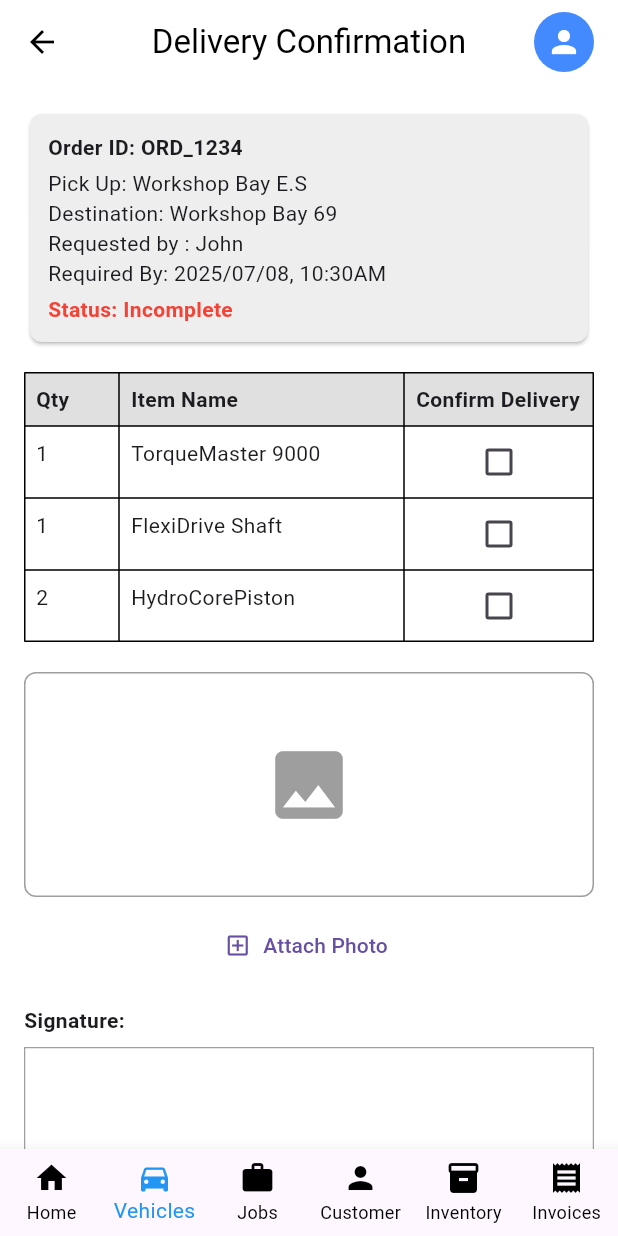
After one commit to MyPleasure438/MobileAppDevelopmentProject, a Flutter app: the screen it shows after launch, item 2 of the bottom bar chosen, on a phone screen of 412 x 824 dp. The commit adds this screen. Run offline on Flutter 3.47's test engine with Material 3 defaults, Android fonts, the phone set to English and light mode, and no system bars; drawn by our look-alikes of signature; our stand-ins replace cloud_firestore, firebase_auth, firebase_core, image_picker; missing offline and left inert: firebase_ui_auth; accounts and stored records are empty; generated files the repository leaves out were written again.

Commit message:
taskbar and delivery confirmation page

```diff
--- a/lib/home.dart
+++ b/lib/home.dart
@@ -71,7 +71,7 @@ class _UserWidgetState extends State<UserWidget> {
   void initState() {
     super.initState();
     // TODO - Get the c
-    //  urrent user
+    //  current user
     _firestoreInstance = FirebaseFirestore.instance;
     var user = FirebaseAuth.instance.currentUser;
     if (user != null) {
--- a/lib/main.dart
+++ b/lib/main.dart
@@ -1,8 +1,10 @@
 import 'package:flutter/material.dart';
 import 'package:firebase_core/firebase_core.dart';
+import 'package:practical_assignment_project/taskbar.dart';
 import 'firebase_options.dart';
 
 // Import your pages barrel file
+import 'widgets/widgets.dart';
 import 'pages/pages.dart';
 
 void main() async {
@@ -25,7 +27,7 @@ class MainApp extends StatelessWidget {
       theme: ThemeData(
         primarySwatch: Colors.blue,
       ),
-      home: MyFirstPage(), // Start at your login page
+      home: const Taskbar(), // Start at your login page
     );
   }
 }
--- /dev/null
+++ b/lib/pages/delivery_confirmation.dart
@@ -0,0 +1,250 @@
+import 'dart:io';
+import 'package:flutter/material.dart';
+import 'package:image_picker/image_picker.dart';
+import 'package:signature/signature.dart';
+
+class DeliveryApp extends StatelessWidget {
+  const DeliveryApp({super.key});
+
+  @override
+  Widget build(BuildContext context) {
+    return MaterialApp(
+      debugShowCheckedModeBanner: false,
+      home: const DeliveryConfirmationScreen(),
+    );
+  }
+}
+
+class DeliveryConfirmationScreen extends StatefulWidget {
+  const DeliveryConfirmationScreen({super.key});
+
+  @override
+  State<DeliveryConfirmationScreen> createState() => _DeliveryConfirmationScreenState();
+}
+
+class _DeliveryConfirmationScreenState extends State<DeliveryConfirmationScreen> {
+  // checkboxes
+  bool torqueMaster = false;
+  bool flexiDrive = false;
+  bool hydroCore = false;
+
+  // image file
+  File? _attachedImage;
+  final ImagePicker _picker = ImagePicker();
+
+  // signature controller
+  final SignatureController _signatureController = SignatureController(
+    penStrokeWidth: 3,
+    penColor: Colors.black,
+    exportBackgroundColor: Colors.white,
+  );
+
+  Future<void> _pickImage() async {
+    final XFile? pickedFile =
+    await _picker.pickImage(source: ImageSource.gallery); // or ImageSource.camera
+
+    if (pickedFile != null) {
+      setState(() {
+        _attachedImage = File(pickedFile.path);
+      });
+    }
+  }
+
+  Future<void> _submitDelivery() async {
+    // Example: Export signature as PNG
+    final signature = await _signatureController.toPngBytes();
+
+    // You can now send:
+    // - signature (PNG bytes)
+    // - _attachedImage (File)
+    // - checkbox states
+    // to your backend or local storage
+
+    ScaffoldMessenger.of(context).showSnackBar(
+      const SnackBar(content: Text("Delivery confirmed! (Signature & image captured)")),
+    );
+  }
+
+  @override
+  void dispose() {
+    _signatureController.dispose();
+    super.dispose();
+  }
+
+  @override
+  Widget build(BuildContext context) {
+    return Scaffold(
+      backgroundColor: Colors.white,
+      appBar: AppBar(
+        leading: IconButton(
+          icon: const Icon(Icons.arrow_back, color: Colors.black),
+          onPressed: () {
+            Navigator.pop(context); // Go back to previous screen
+          },
+        ),
+        backgroundColor: Colors.white,
+        elevation: 0,
+        title: const Text(
+          "Delivery Confirmation",
+          style: TextStyle(color: Colors.black),
+        ),
+        centerTitle: true,
+        actions: const [
+          Padding(
+            padding: EdgeInsets.only(right: 16),
+            child: CircleAvatar(
+              backgroundColor: Colors.blueAccent,
+              child: Icon(Icons.person, color: Colors.white),
+            ),
+          )
+        ],
+      ),
+      body: SingleChildScrollView(
+        padding: const EdgeInsets.all(16),
+        child: Column(
+          crossAxisAlignment: CrossAxisAlignment.stretch,
+          children: [
+            // Order details card
+            Card(
+              color: Colors.grey[200],
+              shape: RoundedRectangleBorder(borderRadius: BorderRadius.circular(8)),
+              child: Padding(
+                padding: const EdgeInsets.all(12.0),
+                child: Column(
+                  crossAxisAlignment: CrossAxisAlignment.start,
+                  children: const [
+                    Text("Order ID: ORD_1234", style: TextStyle(fontWeight: FontWeight.bold)),
+                    SizedBox(height: 4),
+                    Text("Pick Up: Workshop Bay E.S"),
+                    Text("Destination: Workshop Bay 69"),
+                    Text("Requested by : John"),
+                    Text("Required By: 2025/07/08, 10:30AM"),
+                    SizedBox(height: 4),
+                    Text("Status: Incomplete",
+                        style: TextStyle(color: Colors.red, fontWeight: FontWeight.bold)),
+                  ],
+                ),
+              ),
+            ),
+            const SizedBox(height: 16),
+
+            // Item Table
+            Table(
+              border: TableBorder.all(color: Colors.black),
+              columnWidths: const {
+                0: FlexColumnWidth(1),
+                1: FlexColumnWidth(3),
+                2: FlexColumnWidth(2),
+              },
+              children: [
+                // header row
+                TableRow(
+                  decoration: BoxDecoration(color: Colors.grey[300]),
+                  children: const [
+                    Padding(padding: EdgeInsets.all(8), child: Text("Qty", style: TextStyle(fontWeight: FontWeight.bold))),
+                    Padding(padding: EdgeInsets.all(8), child: Text("Item Name", style: TextStyle(fontWeight: FontWeight.bold))),
+                    Padding(padding: EdgeInsets.all(8), child: Text("Confirm Delivery", style: TextStyle(fontWeight: FontWeight.bold))),
+                  ],
+                ),
+                // item rows
+                TableRow(
+                  children: [
+                    const Padding(padding: EdgeInsets.all(8), child: Text("1")),
+                    const Padding(padding: EdgeInsets.all(8), child: Text("TorqueMaster 9000")),
+                    Checkbox(
+                      value: torqueMaster,
+                      onChanged: (val) => setState(() => torqueMaster = val ?? false),
+                    ),
+                  ],
+                ),
+                TableRow(
+                  children: [
+                    const Padding(padding: EdgeInsets.all(8), child: Text("1")),
+                    const Padding(padding: EdgeInsets.all(8), child: Text("FlexiDrive Shaft")),
+                    Checkbox(
+                      value: flexiDrive,
+                      onChanged: (val) => setState(() => flexiDrive = val ?? false),
+                    ),
+                  ],
+                ),
+                TableRow(
+                  children: [
+                    const Padding(padding: EdgeInsets.all(8), child: Text("2")),
+                    const Padding(padding: EdgeInsets.all(8), child: Text("HydroCorePiston")),
+                    Checkbox(
+                      value: hydroCore,
+                      onChanged: (val) => setState(() => hydroCore = val ?? false),
+                    ),
+                  ],
+                ),
+              ],
+            ),
+            const SizedBox(height: 20),
+
+            // Photo placeholder (shows selected image if available)
+            Container(
+              height: 150,
+              decoration: BoxDecoration(
+                border: Border.all(color: Colors.grey),
+                borderRadius: BorderRadius.circular(8),
+              ),
+              child: _attachedImage == null
+                  ? const Center(
+                child: Icon(Icons.image, size: 60, color: Colors.grey),
+              )
+                  : Image.file(_attachedImage!, fit: BoxFit.cover),
+            ),
+            const SizedBox(height: 8),
+
+            // Attach photo
+            TextButton.icon(
+              onPressed: _pickImage,
+              icon: const Icon(Icons.add_box_outlined),
+              label: const Text("Attach Photo"),
+            ),
+            const SizedBox(height: 16),
+
+            // Signature pad
+            Column(
+              crossAxisAlignment: CrossAxisAlignment.start,
+              children: [
+                const Text("Signature:", style: TextStyle(fontWeight: FontWeight.bold)),
+                const SizedBox(height: 8),
+                Container(
+                  height: 150,
+                  decoration: BoxDecoration(
+                    border: Border.all(color: Colors.grey),
+                  ),
+                  child: Signature(
+                    controller: _signatureController,
+                    backgroundColor: Colors.white,
+                  ),
+                ),
+                Row(
+                  mainAxisAlignment: MainAxisAlignment.end,
+                  children: [
+                    TextButton(
+                      onPressed: () => _signatureController.clear(),
+                      child: const Text("Clear Signature"),
+                    ),
+                  ],
+                ),
+              ],
+            ),
+            const SizedBox(height: 20),
+
+            // Confirm button
+            ElevatedButton(
+              style: ElevatedButton.styleFrom(
+                backgroundColor: Colors.orange,
+                padding: const EdgeInsets.symmetric(vertical: 14),
+              ),
+              onPressed: _submitDelivery,
+              child: const Text("Confirm Delivery", style: TextStyle(color: Colors.white, fontSize: 16)),
+            ),
+          ],
+        ),
+      ),
+    );
+  }
+}
--- a/lib/pages/pages.dart
+++ b/lib/pages/pages.dart
@@ -1,2 +1,3 @@
 export 'login_page.dart';
 export 'schedule_page.dart';
+export 'delivery_confirmation.dart';
--- a/lib/pages/schedule_page.dart
+++ b/lib/pages/schedule_page.dart
@@ -2,7 +2,7 @@ import 'package:flutter/material.dart';
 import '../widgets/widgets.dart';
 
 class SecondPage extends StatelessWidget {
-  SecondPage({super.key});
+  const SecondPage({super.key});
 
   @override
   Widget build(BuildContext context) {
--- /dev/null
+++ b/lib/taskbar.dart
@@ -0,0 +1,44 @@
+import 'package:flutter/material.dart';
+import 'pages/pages.dart';
+
+class Taskbar extends StatefulWidget {
+  const Taskbar({super.key});
+
+  @override
+  State<Taskbar> createState() => _TaskbarState();
+}
+
+class _TaskbarState extends State<Taskbar> {
+  int _currentIndex = 0;
+
+  // 🔹 Put your pages here
+  final List<Widget> _pages = const [
+    SecondPage(), // ✅ your delivery schedule view
+    //
+    DeliveryConfirmationScreen()
+  ];
+
+  @override
+  Widget build(BuildContext context) {
+    return Scaffold(
+      body: _pages[_currentIndex],
+      bottomNavigationBar: BottomNavigationBar(
+        type: BottomNavigationBarType.fixed,
+        selectedItemColor: Colors.blue,
+        unselectedItemColor: Colors.black,
+        currentIndex: _currentIndex,
+        onTap: (index) {
+          setState(() => _currentIndex = index);
+        },
+        items: const [
+          BottomNavigationBarItem(icon: Icon(Icons.home), label: "Home"),
+          BottomNavigationBarItem(icon: Icon(Icons.directions_car), label: "Vehicles"),
+          BottomNavigationBarItem(icon: Icon(Icons.work), label: "Jobs"),
+          BottomNavigationBarItem(icon: Icon(Icons.person), label: "Customer"),
+          BottomNavigationBarItem(icon: Icon(Icons.inventory), label: "Inventory"),
+          BottomNavigationBarItem(icon: Icon(Icons.receipt), label: "Invoices"),
+        ],
+      ),
+    );
+  }
+}
--- a/pubspec.yaml
+++ b/pubspec.yaml
@@ -30,6 +30,8 @@ environment:
 dependencies:
   flutter:
     sdk: flutter
+  image_picker: ^1.1.2
+  signature: ^6.3.0
 
   # The following adds the Cupertino Icons font to your application.
   # Use with the CupertinoIcons class for iOS style icons.
```
Also changed, not shown: pubspec.lock, 5 other files.
